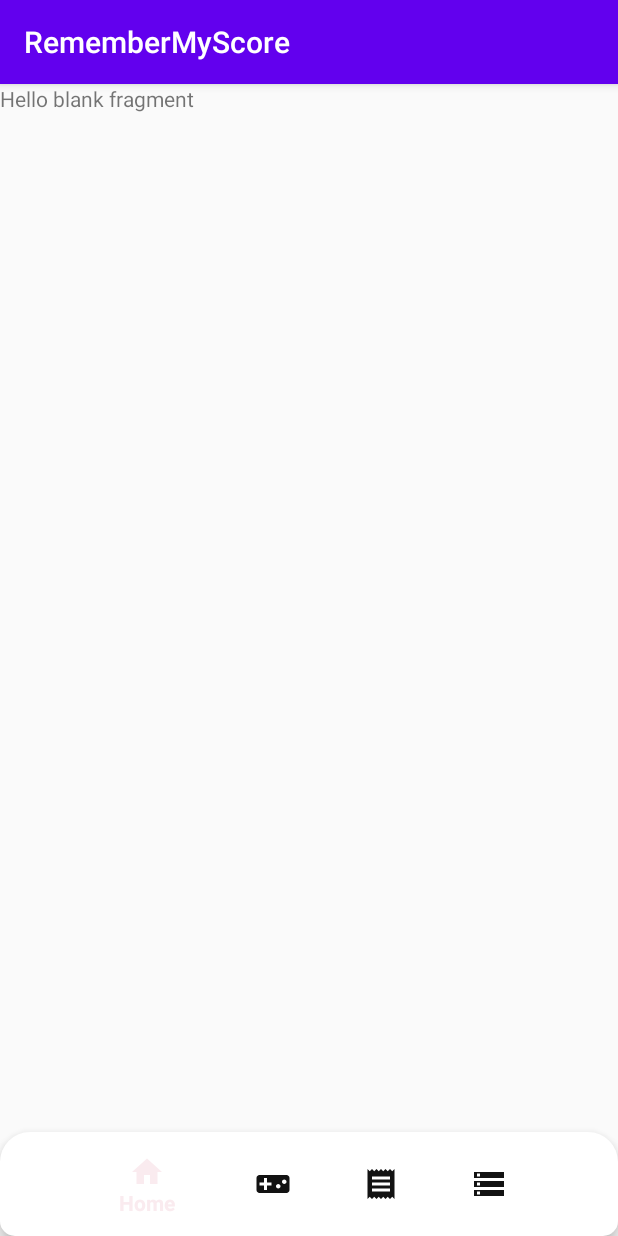
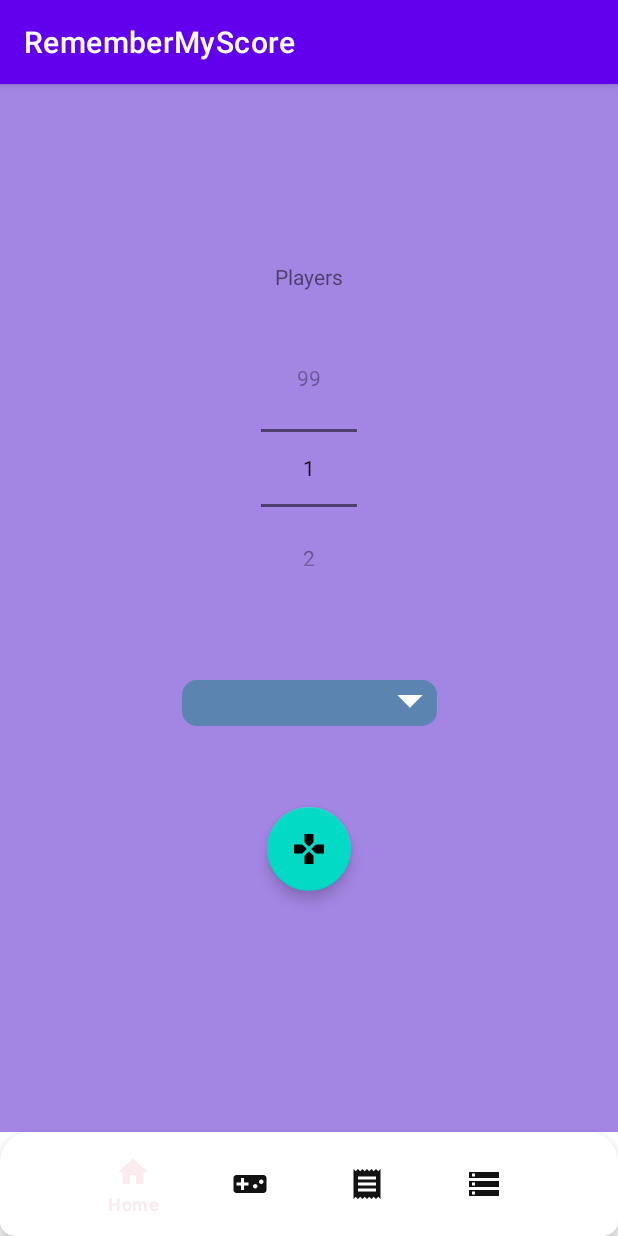
Before and after one commit to DavidsInferno/RememberMyScore, an Android app: the screen it shows after launch (MainActivity), on a phone screen of 412 x 824 dp. Run offline under Robolectric (Android 15) with nearby library versions, the phone set to English and light mode, and no system bars; libraries missing offline, so code that uses them is left out: com.realpacific.circularrevealexitdemo.

Commit message:
Added home menu UI

```diff
--- a/app/src/main/java/com/minisalt/remembermyscore/HomeFragment.kt
+++ b/app/src/main/java/com/minisalt/remembermyscore/HomeFragment.kt
@@ -1,10 +1,18 @@
 package com.minisalt.remembermyscore
 
+import android.content.Context
+import android.content.SharedPreferences
 import android.os.Bundle
 import androidx.fragment.app.Fragment
 import android.view.LayoutInflater
 import android.view.View
 import android.view.ViewGroup
+import android.widget.ArrayAdapter
+import com.google.gson.Gson
+import com.google.gson.reflect.TypeToken
+import com.minisalt.remembermyscore.preferences.GameRules
+import kotlinx.android.synthetic.main.fragment_home.*
+import java.lang.reflect.Type
 
 /**
  * A simple [Fragment] subclass.
@@ -19,4 +27,51 @@ class HomeFragment : Fragment() {
         return inflater.inflate(R.layout.fragment_home, container, false)
     }
 
+    override fun onViewCreated(view: View, savedInstanceState: Bundle?) {
+        super.onViewCreated(view, savedInstanceState)
+
+        val ble = ArrayList<String>()
+
+        val gameRuleList = loadData()
+
+        if (gameRuleList != null)
+            for (rule in gameRuleList)
+                ble.add(rule.name)
+
+
+
+        numberPicker.minValue = 1
+        numberPicker.maxValue = 99
+
+        numberPicker.wrapSelectorWheel = true
+
+        val myAdapter: ArrayAdapter<String> =
+            ArrayAdapter(context!!, android.R.layout.simple_list_item_1, ble)
+
+        myAdapter.setDropDownViewResource(android.R.layout.simple_spinner_dropdown_item)
+        spinner.adapter = myAdapter
+
+        btnLaunchGame.setOnClickListener {
+            println("YOU LEFT THE BUTTON TO START THE GAME")
+        }
+
+    }
+
+    private fun loadData(): ArrayList<GameRules>? {
+        val sharedPreferences: SharedPreferences =
+            context!!.getSharedPreferences("shared preferences", Context.MODE_PRIVATE)
+        val gson = Gson()
+        val json: String? = sharedPreferences.getString("Game Rules", null)
+        val type: Type = object : TypeToken<ArrayList<GameRules>>() {}.type
+
+        val existingRules: ArrayList<GameRules>? = gson.fromJson<ArrayList<GameRules>>(json, type)
+
+
+        if (existingRules == null) {
+            return null
+        } else {
+            return existingRules
+        }
+    }
+
 }
--- /dev/null
+++ b/app/src/main/res/drawable-v24/bg_spinner.xml
@@ -0,0 +1,40 @@
+<?xml version="1.0" encoding="utf-8"?>
+<layer-list xmlns:android="http://schemas.android.com/apk/res/android">
+    <item>
+        <shape android:shape="rectangle">
+            <solid android:color="@color/PacificCoast" />
+            <corners android:radius="10dp" />
+        </shape>
+    </item>
+    <item
+        android:gravity="center_vertical|right"
+        android:right="8dp">
+        <layer-list>
+            <item
+                android:width="12dp"
+                android:height="12dp"
+                android:gravity="center"
+                android:bottom="10dp">
+                <rotate
+                    android:fromDegrees="45"
+                    android:toDegrees="45">
+                    <shape android:shape="rectangle">
+                        <solid android:color="#ffffff" />
+                        <stroke
+                            android:color="#ffffff"
+                            android:width="1dp" />
+                    </shape>
+                </rotate>
+            </item>
+            <item
+                android:width="20dp"
+                android:height="10dp"
+                android:bottom="21dp"
+                android:gravity="center">
+                <shape android:shape="rectangle">
+                    <solid android:color="@color/PacificCoast" />
+                </shape>
+            </item>
+        </layer-list>
+    </item>
+</layer-list>
--- /dev/null
+++ b/app/src/main/res/drawable-v24/listitem.xml
@@ -0,0 +1,9 @@
+<?xml version="1.0" encoding="utf-8"?>
+<selector xmlns:android="http://schemas.android.com/apk/res/android">
+    <item>
+        <shape android:shape="rectangle">
+            <solid android:color="@color/LivingCoral" />
+            <corners android:radius="10dp" />
+        </shape>
+    </item>
+</selector>
--- /dev/null
+++ b/app/src/main/res/drawable/ic_gamepad.xml
@@ -0,0 +1,10 @@
+<vector android:height="24dp"
+    android:tint="#FFFFFF"
+    android:viewportHeight="24.0"
+    android:viewportWidth="24.0"
+    android:width="24dp"
+    xmlns:android="http://schemas.android.com/apk/res/android">
+    <path
+        android:fillColor="#FF000000"
+        android:pathData="M15,7.5V2H9v5.5l3,3 3,-3zM7.5,9H2v6h5.5l3,-3 -3,-3zM9,16.5V22h6v-5.5l-3,-3 -3,3zM16.5,9l-3,3 3,3H22V9h-5.5z" />
+</vector>
--- a/app/src/main/res/layout/fragment_home.xml
+++ b/app/src/main/res/layout/fragment_home.xml
@@ -1,13 +1,55 @@
 <?xml version="1.0" encoding="utf-8"?>
-<FrameLayout xmlns:android="http://schemas.android.com/apk/res/android"
+<androidx.constraintlayout.widget.ConstraintLayout xmlns:android="http://schemas.android.com/apk/res/android"
+    xmlns:app="http://schemas.android.com/apk/res-auto"
     xmlns:tools="http://schemas.android.com/tools"
     android:layout_width="match_parent"
     android:layout_height="match_parent"
-    tools:context=".HomeFragment">
+    android:background="#A386E4">
+
 
     <TextView
-        android:layout_width="match_parent"
-        android:layout_height="match_parent"
-        android:text="@string/hello_blank_fragment" />
+        android:id="@+id/textView"
+        android:layout_width="wrap_content"
+        android:layout_height="wrap_content"
+        android:text="Players"
+        app:layout_constraintBottom_toTopOf="@+id/numberPicker"
+        app:layout_constraintEnd_toEndOf="parent"
+        app:layout_constraintStart_toStartOf="parent"
+        app:layout_constraintTop_toTopOf="parent"
+        app:layout_constraintVertical_bias="0.81" />
 
-</FrameLayout>
+    <NumberPicker
+        android:id="@+id/numberPicker"
+        android:layout_width="wrap_content"
+        android:layout_height="wrap_content"
+        app:layout_constraintBottom_toBottomOf="parent"
+        app:layout_constraintEnd_toEndOf="parent"
+        app:layout_constraintStart_toStartOf="parent"
+        app:layout_constraintTop_toTopOf="parent"
+        app:layout_constraintVertical_bias="0.32" />
+
+    <androidx.appcompat.widget.AppCompatSpinner
+        android:id="@+id/spinner"
+        android:layout_width="170dp"
+        android:layout_height="wrap_content"
+        android:background="@drawable/bg_spinner"
+        android:popupBackground="@drawable/listitem"
+        app:layout_constraintBottom_toBottomOf="parent"
+        app:layout_constraintEnd_toEndOf="parent"
+        app:layout_constraintStart_toStartOf="parent"
+        app:layout_constraintTop_toBottomOf="@+id/numberPicker"
+        app:layout_constraintVertical_bias="0.16000003" />
+
+    <com.google.android.material.floatingactionbutton.FloatingActionButton
+        android:id="@+id/btnLaunchGame"
+        android:layout_width="wrap_content"
+        android:layout_height="wrap_content"
+        app:layout_constraintBottom_toBottomOf="parent"
+        app:layout_constraintEnd_toEndOf="parent"
+        app:layout_constraintStart_toStartOf="parent"
+        app:layout_constraintTop_toBottomOf="@+id/spinner"
+        app:layout_constraintVertical_bias="0.25"
+        android:src="@drawable/ic_gamepad" />
+
+
+</androidx.constraintlayout.widget.ConstraintLayout>
--- a/app/src/main/res/values/styles.xml
+++ b/app/src/main/res/values/styles.xml
@@ -1,7 +1,7 @@
 <resources>
 
     <!-- Base application theme. -->
-    <style name="AppTheme" parent="Theme.AppCompat.Light.DarkActionBar">
+    <style name="AppTheme" parent="Theme.MaterialComponents.Light.DarkActionBar">
         <!-- Customize your theme here. -->
         <item name="colorPrimary">@color/colorPrimary</item>
         <item name="colorPrimaryDark">@color/colorPrimaryDark</item>
```
Also changed, not shown: app/src/main/AndroidManifest.xml (+3 -6 lines), app/src/main/java/com/minisalt/remembermyscore/AddRulesFragment.kt (+19 -22 lines), app/src/main/res/layout/fragment_add_rules.xml (+96 -76 lines), app/src/main/res/layout/game_row.xml (added, +45 -0 lines).
